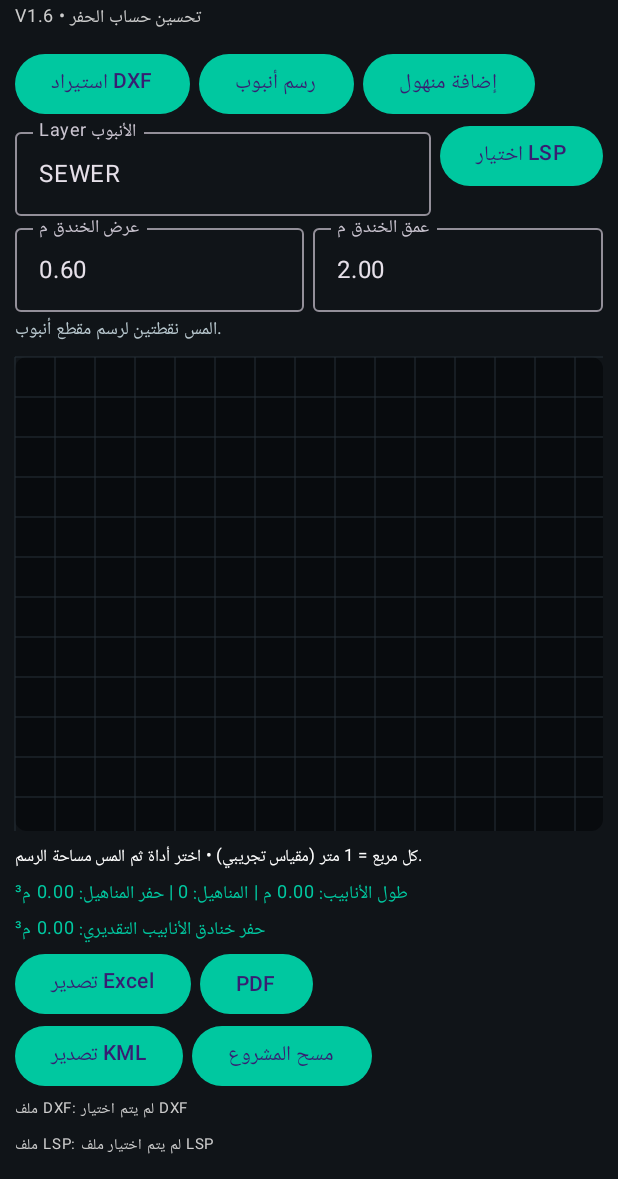
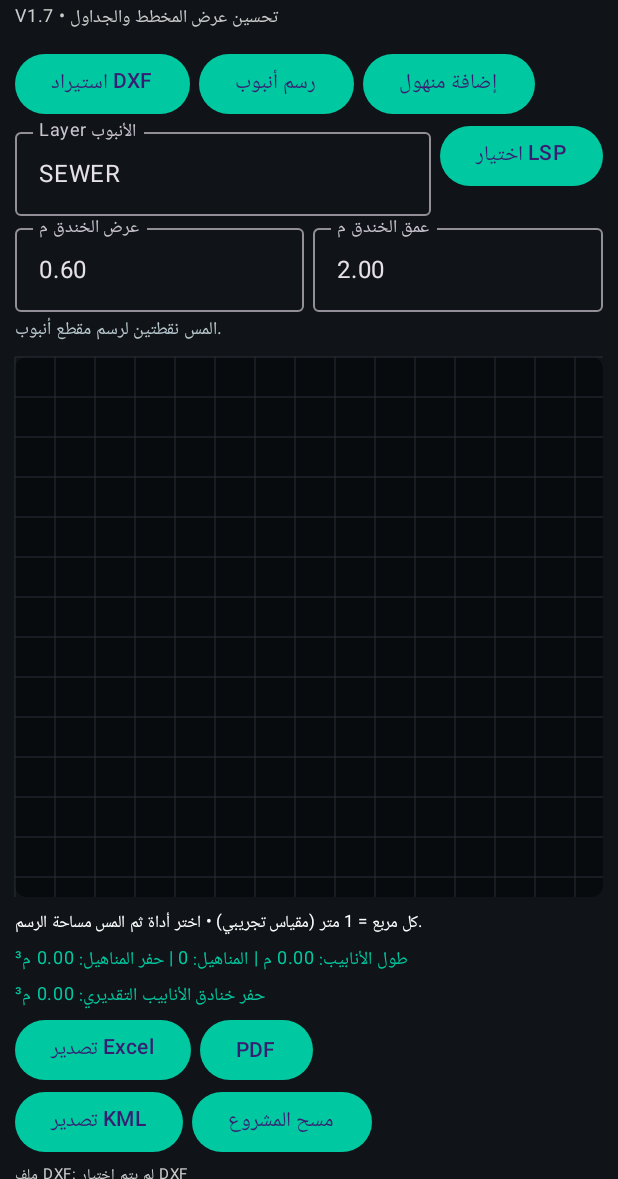
Before and after one commit to m89626130-eng/arkan, an Android app built with Jetpack Compose: the screen it shows after launch (MainActivity), on a phone screen of 412 x 824 dp, the part 57-1236 px from its top. Run offline under Robolectric (Android 15) with nearby library versions, the phone set to English and light mode, and no system bars.

Commit message:
Improve mobile layout scrolling and drawing area

```diff
--- a/app/src/main/java/com/arkan/cadpro/MainActivity.kt
+++ b/app/src/main/java/com/arkan/cadpro/MainActivity.kt
@@ -226,9 +226,14 @@ private fun ArkanApp() {
 
 
     MaterialTheme(colorScheme = darkColorScheme(primary = Color(0xFF00C8A0), background = Color(0xFF101418), surface = Color(0xFF1B2329))) {
-        Column(Modifier.fillMaxSize().background(Color(0xFF101418)).padding(10.dp)) {
+        Column(
+            Modifier.fillMaxSize()
+                .background(Color(0xFF101418))
+                .verticalScroll(rememberScrollState())
+                .padding(10.dp)
+        ) {
             Text("ARKAN CAD PRO", color = Color(0xFF00C8A0), fontSize = 24.sp)
-            Text("V1.6 • تحسين حساب الحفر", color = Color.LightGray, fontSize = 12.sp)
+            Text("V1.7 • تحسين عرض المخطط والجداول", color = Color.LightGray, fontSize = 12.sp)
             Spacer(Modifier.height(8.dp))
             Row(horizontalArrangement = Arrangement.spacedBy(6.dp)) {
                 Button(onClick = { dxfPicker.launch(arrayOf("*/*")) }) { Text("استيراد DXF") }
@@ -245,7 +250,7 @@ private fun ArkanApp() {
             }
             Text(if (mode == "PIPE") "المس نقطتين لرسم مقطع أنبوب." else "المس مساحة الرسم لتحديد موقع المنهول.", color = Color(0xFFB8C7CE), fontSize = 12.sp)
             Spacer(Modifier.height(6.dp))
-            Canvas(Modifier.weight(1f).fillMaxWidth().background(Color(0xFF080B0E), RoundedCornerShape(8.dp)).pointerInput(mode, pendingManhole, pipeLayer) {
+            Canvas(Modifier.fillMaxWidth().height(360.dp).background(Color(0xFF080B0E), RoundedCornerShape(8.dp)).pointerInput(mode, pendingManhole, pipeLayer) {
                 detectTapGestures { tap ->
                     when {
                         pendingManhole != null -> {
```
